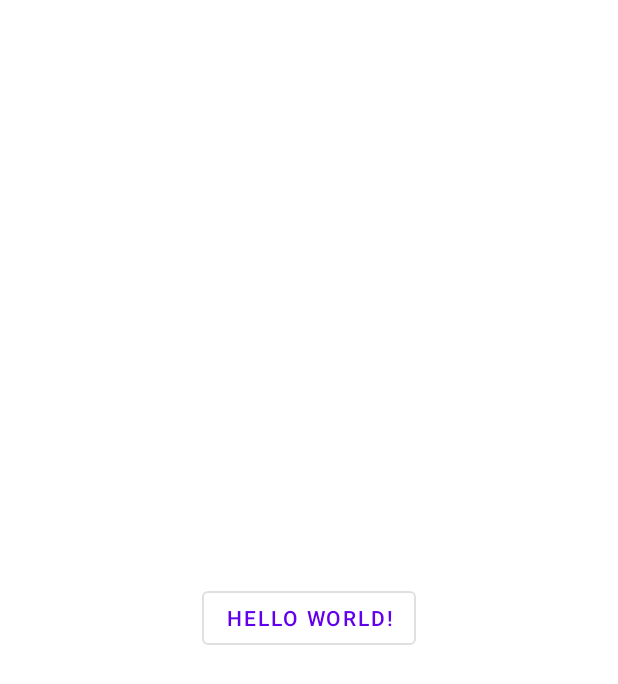
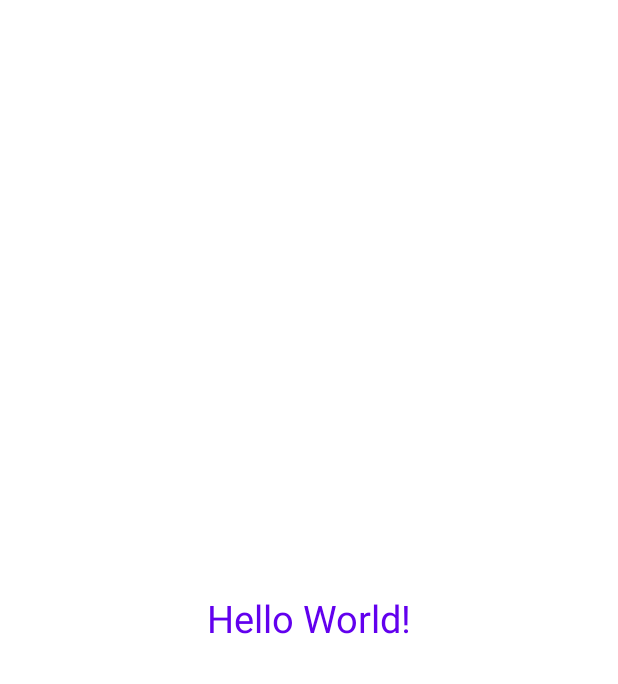
Before and after one commit to enmanuel52/Evagne-Lyrics, an Android app: the layout activity_main.xml on its own in the app's theme, with its tools: preview values and no code run, on a phone screen of 412 x 824 dp. Shown: the top 684 px of the screen. Run offline under Robolectric (Android 15) with nearby library versions, the phone set to English and light mode, and no system bars.

Commit message:
first commit

```diff
--- a/app/src/main/res/layout/activity_main.xml
+++ b/app/src/main/res/layout/activity_main.xml
@@ -6,15 +6,16 @@
     android:layout_height="match_parent"
     tools:context=".MainActivity">
 
-    <com.google.android.material.button.MaterialButton
+    <com.google.android.material.textview.MaterialTextView
         android:id="@+id/myBut"
         android:layout_width="wrap_content"
         android:layout_height="wrap_content"
         android:text="Hello World!"
+        android:textSize="25sp"
+        android:textColor="?attr/colorPrimary"
         app:layout_constraintBottom_toBottomOf="parent"
         app:layout_constraintEnd_toEndOf="parent"
         app:layout_constraintStart_toStartOf="parent"
-        app:layout_constraintTop_toTopOf="parent"
-        style="@style/Widget.MaterialComponents.Button.OutlinedButton"/>
+        app:layout_constraintTop_toTopOf="parent"/>
 
 </androidx.constraintlayout.widget.ConstraintLayout>
```
Also changed, not shown: app/src/main/java/com/example/evagnelyrics/MainActivity.kt (+0 -16 lines), app/src/main/res/layout/my_bottom_shet.xml (deleted, +0 -25 lines).
